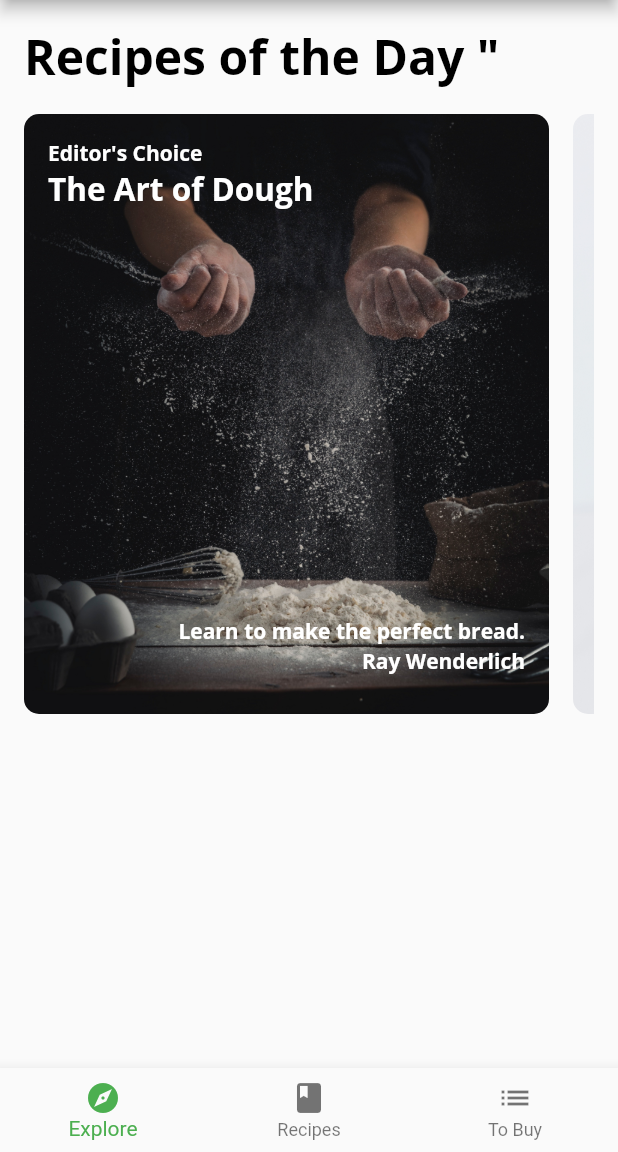
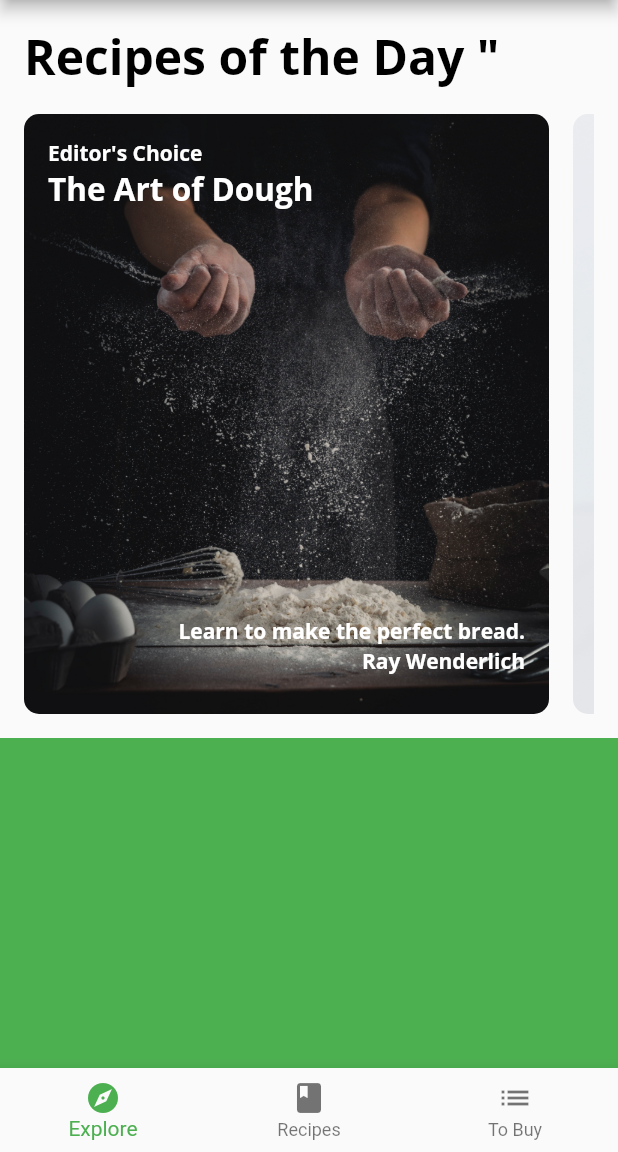
Before and after one commit to maxts0gt/flutter-fooderlich-app, a Flutter app: the screen it shows after launch, on a phone screen of 412 x 824 dp, the part 84-1236 px from its top. Run offline on Flutter 3.47's test engine with Material 2 defaults, Android fonts, the phone set to English and light mode, and no system bars; our stand-ins replace google_fonts; project files that could hold a hidden picture were left out.

Commit message:
adding nested list view

```diff
--- a/lib/screens/explore_screen.dart
+++ b/lib/screens/explore_screen.dart
@@ -6,31 +6,29 @@ import '../api/mock_fooderlich_service.dart';
 class ExploreScreen extends StatelessWidget {
   // 1
   final mockService = MockFooderlichService();
+
   ExploreScreen({Key? key}) : super(key: key);
+
   @override
   Widget build(BuildContext context) {
-// 1
     return FutureBuilder(
-      // 2
       future: mockService.getExploreData(),
-      // 3
       builder: (context, AsyncSnapshot<ExploreData> snapshot) {
-        // TODO: Add Nested List Views
-        // 4
         if (snapshot.connectionState == ConnectionState.done) {
-          // 5
-          final recipes = snapshot.data?.todayRecipes ?? [];
-          return TodayRecipeListView(recipes: recipes);
-          return Center(
-            child: Container(
-              child: const Text('Show TodayRecipeListView'),
-            ),
+          return ListView(
+            scrollDirection: Axis.vertical,
+            children: [
+              TodayRecipeListView(recipes: snapshot.data?.todayRecipes ?? []),
+              const SizedBox(height: 16),
+              // TODO: Replace this with FriendPostListView
+              Container(
+                height: 400,
+                color: Colors.green,
+              ),
+            ],
           );
         } else {
-          // 6
-          return const Center(
-            child: CircularProgressIndicator(),
-          );
+          return const Center(child: CircularProgressIndicator());
         }
       },
     );
```
